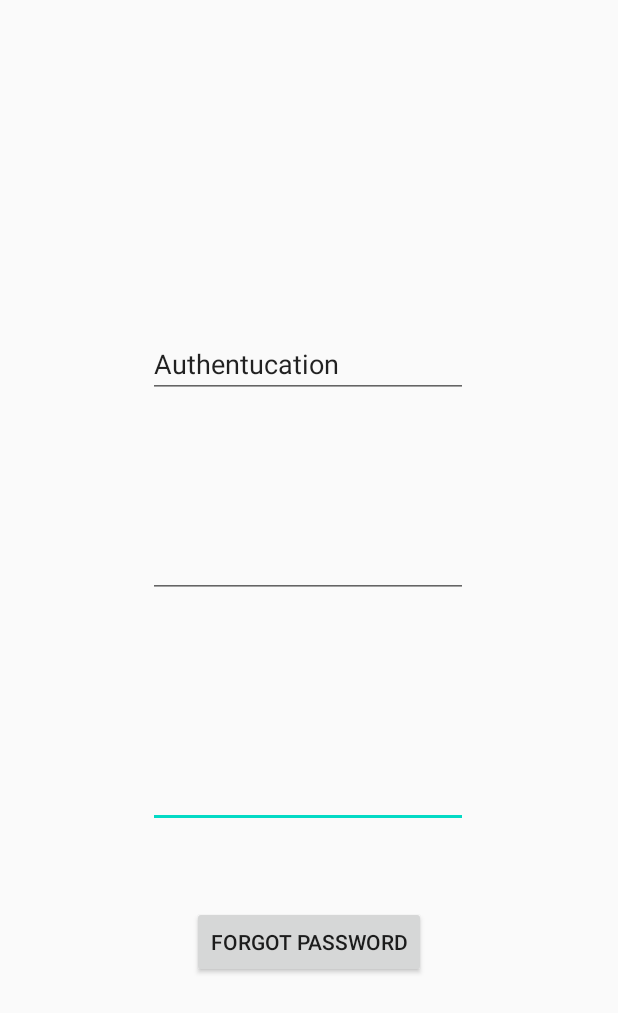
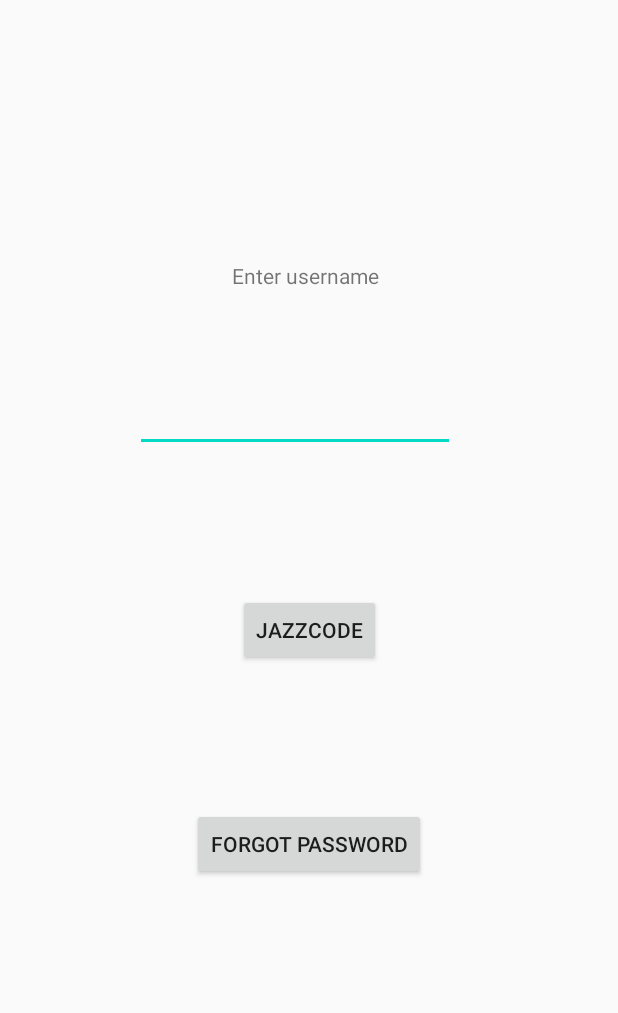
Before and after one commit to yiar/Jazzcode, an Android app: the layout activity_login.xml on its own in the app's theme, with its tools: preview values and no code run, on a phone screen of 412 x 824 dp. Shown: the top 1013 px of the screen. Run offline under Robolectric (Android 15) with nearby library versions, the phone set to English and light mode, and no system bars.

Commit message:
added a early stage of login layout

```diff
--- a/JazzCode/app/src/main/res/layout/activity_login.xml
+++ b/JazzCode/app/src/main/res/layout/activity_login.xml
@@ -7,49 +7,46 @@
     android:layout_height="match_parent">
 
     <EditText
-        android:id="@+id/editTextTextPassword"
-        android:layout_width="wrap_content"
-        android:layout_height="wrap_content"
-        android:layout_marginBottom="272dp"
-        android:ems="10"
-        android:inputType="textPassword"
-        app:layout_constraintBottom_toBottomOf="parent"
-        app:layout_constraintEnd_toEndOf="parent"
-        app:layout_constraintHorizontal_bias="0.497"
-        app:layout_constraintStart_toStartOf="parent" />
-
-    <EditText
         android:id="@+id/editTextTextPassword2"
         android:layout_width="wrap_content"
         android:layout_height="wrap_content"
-        android:layout_marginBottom="108dp"
+        android:layout_marginTop="256dp"
         android:ems="10"
         android:inputType="textPassword"
-        app:layout_constraintBottom_toTopOf="@+id/editTextTextPassword"
         app:layout_constraintEnd_toEndOf="parent"
-        app:layout_constraintHorizontal_bias="0.497"
-        app:layout_constraintStart_toStartOf="parent" />
-
-    <EditText
-        android:id="@+id/editTextTextPersonName"
-        android:layout_width="wrap_content"
-        android:layout_height="wrap_content"
-        android:layout_marginBottom="88dp"
-        android:ems="10"
-        android:inputType="textPersonName"
-        android:text="Authentucation"
-        app:layout_constraintBottom_toTopOf="@+id/editTextTextPassword2"
-        app:layout_constraintEnd_toEndOf="parent"
-        app:layout_constraintHorizontal_bias="0.497"
-        app:layout_constraintStart_toStartOf="parent" />
+        app:layout_constraintHorizontal_bias="0.452"
+        app:layout_constraintStart_toStartOf="parent"
+        app:layout_constraintTop_toTopOf="parent" />
 
     <Button
         android:id="@+id/forgotten_pw"
         android:layout_width="wrap_content"
         android:layout_height="wrap_content"
-        android:layout_marginTop="52dp"
         android:text="Forgot password"
+        app:layout_constraintBottom_toBottomOf="parent"
         app:layout_constraintEnd_toEndOf="parent"
         app:layout_constraintStart_toStartOf="parent"
-        app:layout_constraintTop_toBottomOf="@+id/editTextTextPassword" />
+        app:layout_constraintTop_toBottomOf="@+id/editTextTextPassword2" />
+
+    <TextView
+        android:id="@+id/textView2"
+        android:layout_width="wrap_content"
+        android:layout_height="wrap_content"
+        android:text="Enter username"
+        app:layout_constraintBottom_toTopOf="@+id/editTextTextPassword2"
+        app:layout_constraintEnd_toEndOf="parent"
+        app:layout_constraintHorizontal_bias="0.493"
+        app:layout_constraintStart_toStartOf="parent"
+        app:layout_constraintTop_toTopOf="parent"
+        app:layout_constraintVertical_bias="0.734" />
+
+    <Button
+        android:id="@+id/button"
+        android:layout_width="wrap_content"
+        android:layout_height="wrap_content"
+        android:text="Jazzcode"
+        app:layout_constraintBottom_toTopOf="@+id/forgotten_pw"
+        app:layout_constraintEnd_toEndOf="parent"
+        app:layout_constraintStart_toStartOf="parent"
+        app:layout_constraintTop_toBottomOf="@+id/editTextTextPassword2" />
 </androidx.constraintlayout.widget.ConstraintLayout>
```
